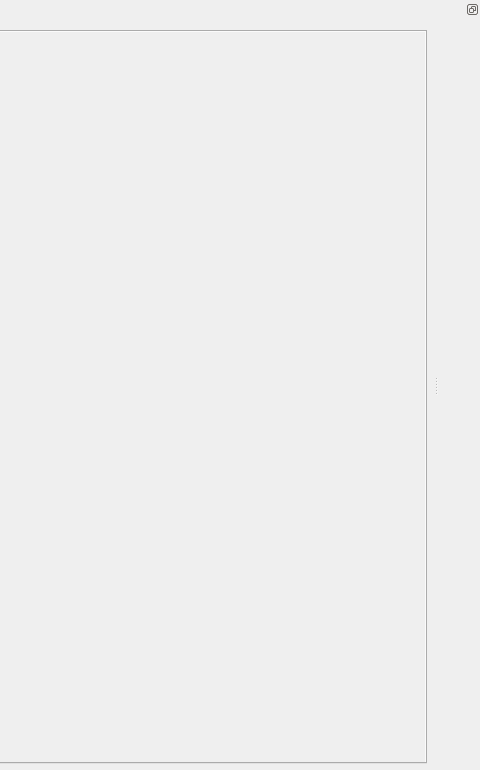
This is GUI/mainwindow.ui in AlizaMedicalImaging/AlizaMS as Qt 5 draws it before an edit; both pictures show x 801 to 1281 and y 0 to 770 of the 1281 by 770 pixel window. The edited form follows.
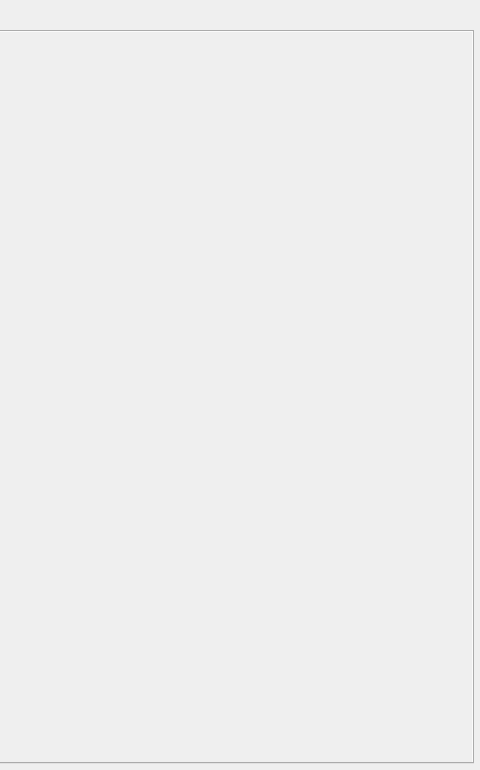
This is the edited form.

```diff
--- a/GUI/mainwindow.ui
+++ b/GUI/mainwindow.ui
@@ -1295,55 +1295,6 @@
     </item>
    </layout>
   </widget>
-  <widget class="QDockWidget" name="dockWidget">
-   <property name="floating">
-    <bool>false</bool>
-   </property>
-   <property name="features">
-    <set>QDockWidget::DockWidgetFloatable|QDockWidget::DockWidgetMovable</set>
-   </property>
-   <property name="allowedAreas">
-    <set>Qt::LeftDockWidgetArea|Qt::RightDockWidgetArea</set>
-   </property>
-   <attribute name="dockWidgetArea">
-    <number>2</number>
-   </attribute>
-   <widget class="QWidget" name="dockWidgetContents">
-    <layout class="QVBoxLayout" name="verticalLayout_18">
-     <property name="margin">
-      <number>6</number>
-     </property>
-     <item>
-      <widget class="QFrame" name="imagesbox_frame">
-       <property name="sizePolicy">
-        <sizepolicy hsizetype="Preferred" vsizetype="Preferred">
-         <horstretch>0</horstretch>
-         <verstretch>0</verstretch>
-        </sizepolicy>
-       </property>
-       <property name="minimumSize">
-        <size>
-         <width>0</width>
-         <height>0</height>
-        </size>
-       </property>
-       <property name="maximumSize">
-        <size>
-         <width>16777215</width>
-         <height>16777215</height>
-        </size>
-       </property>
-       <property name="autoFillBackground">
-        <bool>true</bool>
-       </property>
-       <property name="frameShape">
-        <enum>QFrame::NoFrame</enum>
-       </property>
-      </widget>
-     </item>
-    </layout>
-   </widget>
-  </widget>
  </widget>
  <resources>
   <include location="../alizams.qrc"/>
```
Left out of the diff: 5 changed lines with no effect on the pictures.
